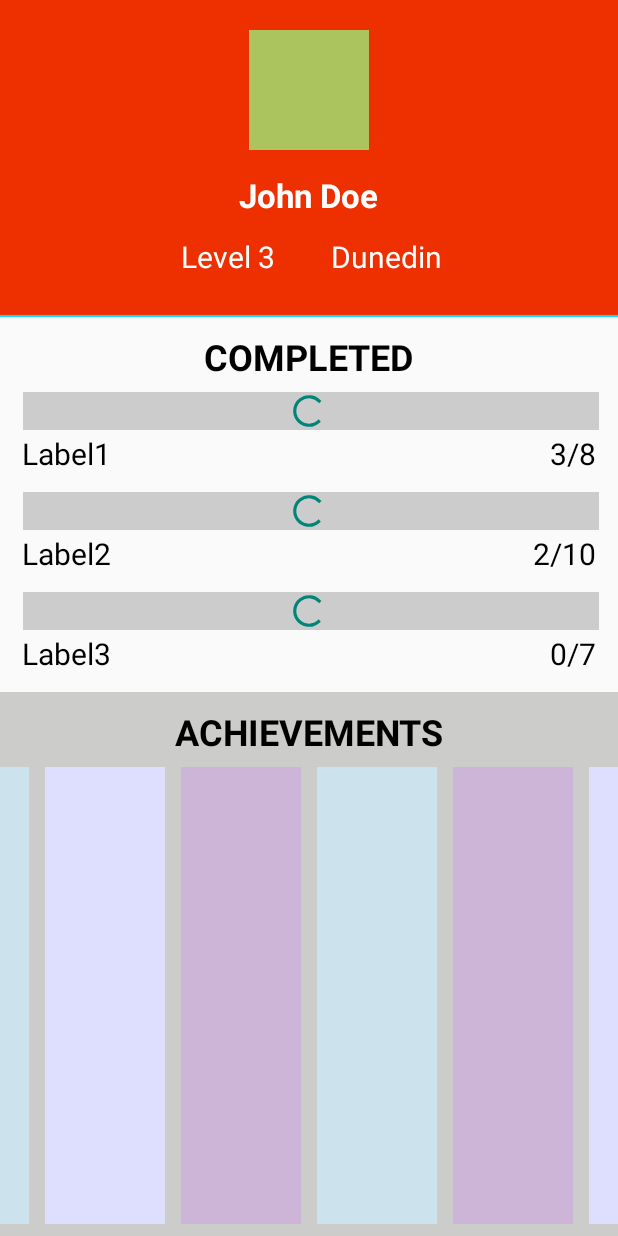
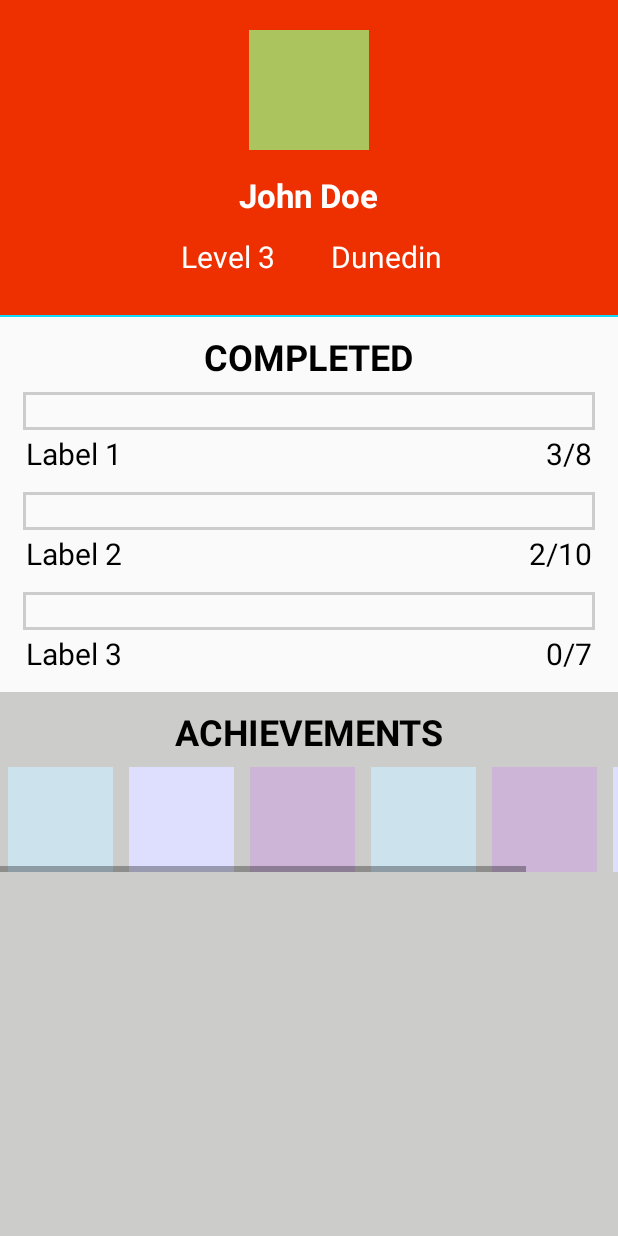
Before and after one commit to bradenhart/High-Contrast, an Android app: the layout profile_screen.xml on its own in the app's theme, with its tools: preview values and no code run, on a phone screen of 412 x 824 dp. Run offline under Robolectric (Android 15) with nearby library versions, the phone set to English and light mode, and no system bars.

Commit message:
made updatable progress bars

```diff
--- /dev/null
+++ b/HCTester/app/src/main/res/drawable/progressbar_border.xml
@@ -0,0 +1,8 @@
+<?xml version="1.0" encoding="utf-8"?>
+
+<shape xmlns:android="http://schemas.android.com/apk/res/android"
+    android:shape="rectangle">
+
+    <stroke android:color="#cccccc" android:width="2dp"/>
+
+</shape>
--- a/HCTester/app/src/main/res/layout/profile_screen.xml
+++ b/HCTester/app/src/main/res/layout/profile_screen.xml
@@ -1,6 +1,7 @@
 <?xml version="1.0" encoding="utf-8"?>
 
 <LinearLayout xmlns:android="http://schemas.android.com/apk/res/android"
+    android:id="@+id/profile_root"
     android:layout_width="match_parent"
     android:layout_height="match_parent"
     android:orientation="vertical">
@@ -68,11 +69,12 @@
         android:background="#11dafa" />
 
     <RelativeLayout
+        android:id="@+id/progress_root"
         android:layout_width="match_parent"
         android:layout_height="wrap_content"
         android:isScrollContainer="true"
         android:paddingLeft="15dp"
-        android:paddingRight="10dp"
+        android:paddingRight="15dp"
         android:paddingTop="8dp"
         android:paddingBottom="0dp">
 
@@ -88,88 +90,109 @@
             android:layout_marginBottom="5dp"
             android:layout_centerHorizontal="true"/>
 
-        <ProgressBar
-            android:id="@+id/progressbar1"
+        <LinearLayout
+            android:id="@+id/progressbar1_border"
             android:layout_width="match_parent"
             android:layout_height="25dp"
             android:layout_below="@id/progress_header"
             android:layout_centerHorizontal="true"
+            android:background="@drawable/progressbar_border">
+            <View
+                android:id="@+id/progressbar1"
+                android:layout_width="0dp"
+                android:layout_height="25dp"
                 android:background="#cccccc"/>
+        </LinearLayout>
         <TextView
             android:id="@+id/progressbar1_label"
             android:layout_width="wrap_content"
             android:layout_height="wrap_content"
-            android:text="Label1"
+            android:text="Label 1"
             android:textSize="20sp"
             android:textColor="#000000"
-            android:layout_alignLeft="@id/progressbar1"
+            android:layout_alignParentLeft="true"
             android:padding="2dp"
-            android:layout_below="@id/progressbar1"
+            android:layout_below="@id/progressbar1_border"
             android:layout_marginBottom="10dp"/>
         <TextView
+            android:id="@+id/p1_values"
             android:layout_width="wrap_content"
             android:layout_height="wrap_content"
             android:text="3/8"
             android:textSize="20sp"
             android:textColor="#000000"
             android:padding="2dp"
-            android:layout_alignRight="@id/progressbar1"
-            android:layout_below="@id/progressbar1"/>
+            android:layout_alignParentRight="true"
+            android:layout_below="@id/progressbar1_border"/>
 
-        <ProgressBar
-            android:id="@+id/progressbar2"
+        <LinearLayout
+            android:id="@+id/progressbar2_border"
             android:layout_width="match_parent"
             android:layout_height="25dp"
             android:layout_below="@id/progressbar1_label"
             android:layout_centerHorizontal="true"
+            android:background="@drawable/progressbar_border">
+            <View
+                android:id="@+id/progressbar2"
+                android:layout_width="0dp"
+                android:layout_height="25dp"
                 android:background="#cccccc"/>
+        </LinearLayout>
         <TextView
             android:id="@+id/progressbar2_label"
             android:layout_width="wrap_content"
             android:layout_height="wrap_content"
-            android:text="Label2"
+            android:text="Label 2"
             android:textSize="20sp"
             android:textColor="#000000"
             android:padding="2dp"
-            android:layout_alignLeft="@id/progressbar2"
-            android:layout_below="@id/progressbar2"
+            android:layout_alignParentLeft="true"
+            android:layout_below="@id/progressbar2_border"
             android:layout_marginBottom="10dp"/>
         <TextView
+            android:id="@+id/p2_values"
             android:layout_width="wrap_content"
             android:layout_height="wrap_content"
             android:text="2/10"
             android:textSize="20sp"
             android:textColor="#000000"
             android:padding="2dp"
-            android:layout_alignRight="@id/progressbar2"
-            android:layout_below="@id/progressbar2"/>
+            android:layout_alignParentRight="true"
+            android:layout_below="@id/progressbar2_border"/>
 
-        <ProgressBar
-            android:id="@+id/progressbar3"
+        <LinearLayout
+            android:id="@+id/progressbar3_border"
             android:layout_width="match_parent"
             android:layout_height="25dp"
             android:layout_below="@id/progressbar2_label"
             android:layout_centerHorizontal="true"
+            android:background="@drawable/progressbar_border">
+            <View
+                android:id="@+id/progressbar3"
+                android:layout_width="0dp"
+                android:layout_height="25dp"
                 android:background="#cccccc"/>
+        </LinearLayout>
         <TextView
             android:layout_width="wrap_content"
             android:layout_height="wrap_content"
-            android:text="Label3"
+            android:text="Label 3"
             android:textSize="20sp"
             android:textColor="#000000"
             android:padding="2dp"
-            android:layout_alignLeft="@id/progressbar3"
-            android:layout_below="@id/progressbar3"
+            android:layout_alignParentLeft="true"
+            android:layout_below="@id/progressbar3_border"
             android:layout_marginBottom="10dp"/>
         <TextView
+            android:id="@+id/p3_values"
             android:layout_width="wrap_content"
             android:layout_height="wrap_content"
             android:text="0/7"
             android:textSize="20sp"
             android:textColor="#000000"
             android:padding="2dp"
-            android:layout_alignRight="@id/progressbar3"
-            android:layout_below="@id/progressbar3"/>
+            android:layout_alignParentRight="true"
+            android:layout_below="@id/progressbar3_border"/>
 
     </RelativeLayout>
 
@@ -193,57 +216,60 @@
             android:layout_marginBottom="5dp"
             android:layout_centerHorizontal="true"/>
 
+        <HorizontalScrollView
+            android:layout_width="match_parent"
+            android:layout_height="wrap_content"
+            android:layout_below="@id/achievements_header">
             <LinearLayout
-            android:layout_width="match_parent"
+                android:layout_width="wrap_content"
                 android:layout_height="match_parent"
                 android:orientation="horizontal"
-            android:layout_below="@id/achievements_header"
-            android:gravity="center"
-            android:isScrollContainer="true">
+                android:gravity="center">
 
                 <View
-                android:layout_width="80dp"
-                android:layout_height="match_parent"
+                    android:layout_width="70dp"
+                    android:layout_height="70dp"
                     android:background="#acef"
                     android:layout_marginLeft="5dp"
                     android:layout_marginRight="5dp"/>
 
                 <View
-                android:layout_width="80dp"
-                android:layout_height="match_parent"
+                    android:layout_width="70dp"
+                    android:layout_height="70dp"
                     android:background="#dedeff"
                     android:layout_marginLeft="5dp"
                     android:layout_marginRight="5dp"/>
 
                 <View
-                android:layout_width="80dp"
-                android:layout_height="match_parent"
+                    android:layout_width="70dp"
+                    android:layout_height="70dp"
                     android:background="#acad"
                     android:layout_marginLeft="5dp"
                     android:layout_marginRight="5dp"/>
 
                 <View
-                android:layout_width="80dp"
-                android:layout_height="match_parent"
+                    android:layout_width="70dp"
+                    android:layout_height="70dp"
                     android:background="#acef"
                     android:layout_marginLeft="5dp"
                     android:layout_marginRight="5dp"/>
 
                 <View
-                android:layout_width="80dp"
-                android:layout_height="match_parent"
+                    android:layout_width="70dp"
+                    android:layout_height="70dp"
                     android:background="#acad"
                     android:layout_marginLeft="5dp"
                     android:layout_marginRight="5dp"/>
 
                 <View
-                android:layout_width="80dp"
-                android:layout_height="match_parent"
+                    android:layout_width="70dp"
+                    android:layout_height="70dp"
                     android:background="#dedeff"
                     android:layout_marginLeft="5dp"
                     android:layout_marginRight="5dp"/>
 
             </LinearLayout>
+        </HorizontalScrollView>
 
     </RelativeLayout>
 
```
Also changed, not shown: HCTester/app/src/main/java/com/bradenhart/hctester/CompletionBarView.java (added, +14 -0 lines), HCTester/app/src/main/java/com/bradenhart/hctester/MainActivity.java (+64 -1 lines), HCTester/app/src/main/res/layout/activity_main.xml (+7 -0 lines), 2 other files. Lines whose indentation alone changed are shown as unchanged.
